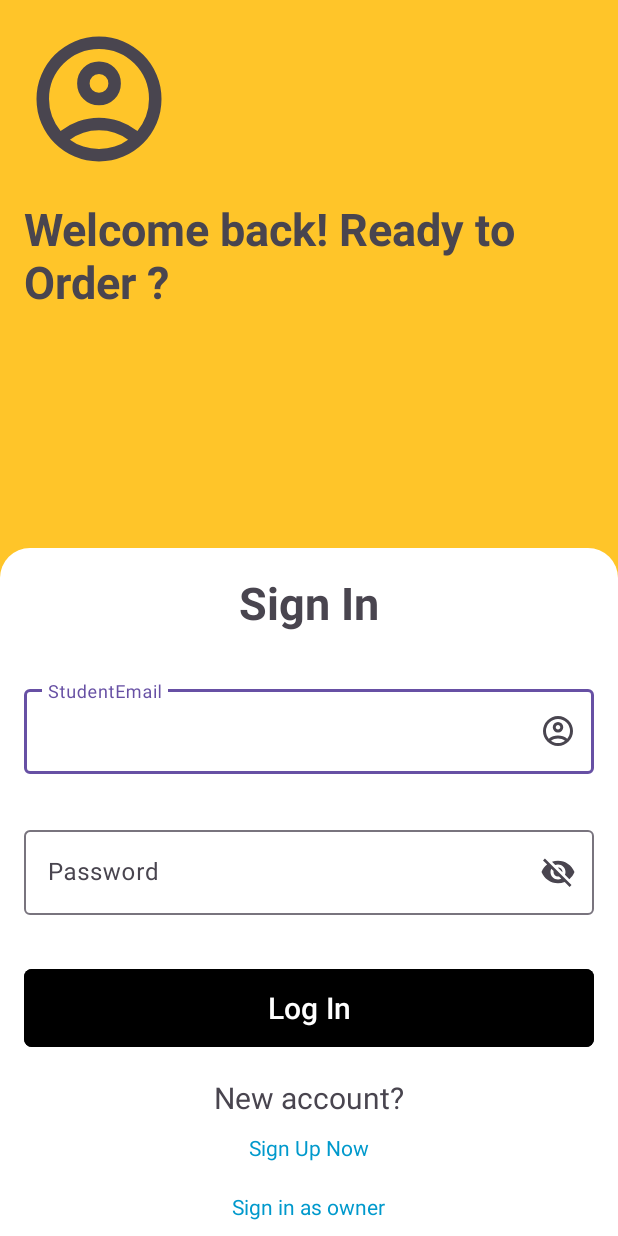
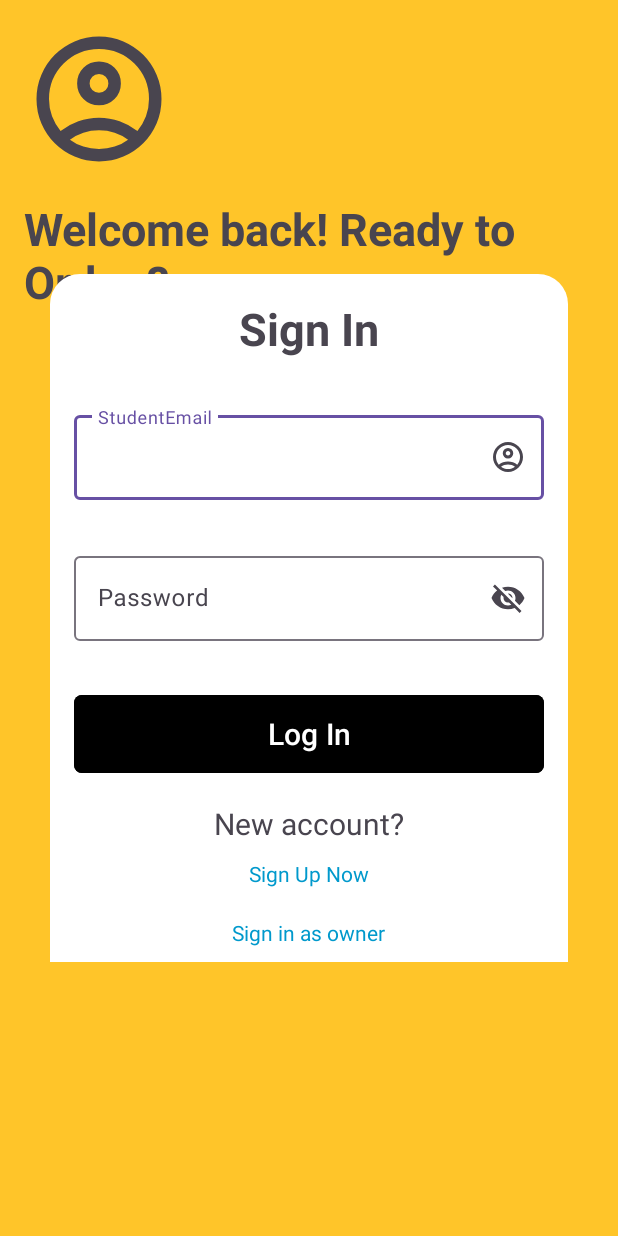
Before and after one commit to MAD24P03Team3/P03Team3, an Android app: the LoginActivity screen opened directly, with no data from a screen before it, on a phone screen of 412 x 824 dp. Run offline under Robolectric (Android 15) with nearby library versions, the phone set to English and light mode, and no system bars; our stand-ins replace Firebase (no records; nobody signed in at launch, a user with empty details on screens opened directly).

Commit message:
main page

```diff
--- a/app/src/main/res/layout/activity_login.xml
+++ b/app/src/main/res/layout/activity_login.xml
@@ -33,6 +33,8 @@
       android:layout_height="wrap_content"
       android:orientation="vertical"
       app:layout_constraintBottom_toBottomOf="parent"
+      app:layout_constraintTop_toTopOf="parent"
+      android:layout_margin="50px"
       android:background="@drawable/oval_shape">
 
       <TextView
```
